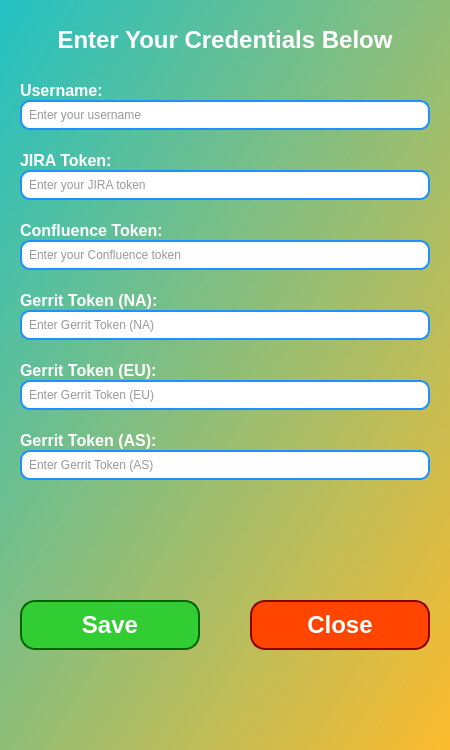
Before: the Qt Designer form settings.ui in nakkasoft/das-worklog, drawn with Qt 5.
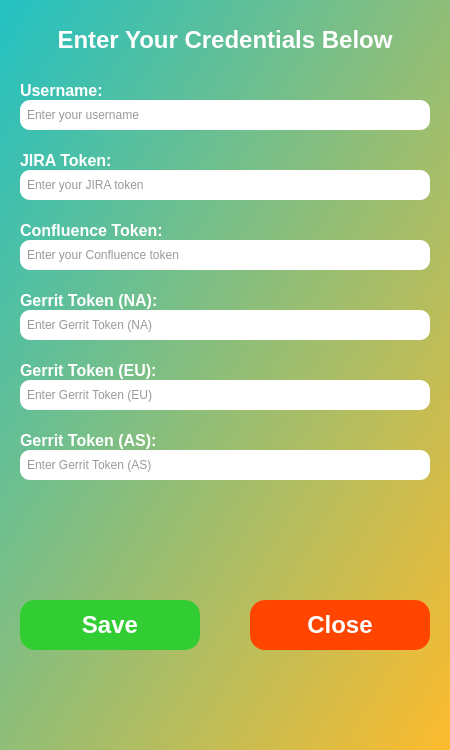
After: the same form once the commit is applied.

Patch:
```diff
--- a/settings.ui
+++ b/settings.ui
@@ -100,7 +100,7 @@
     <property name="styleSheet">
      <string notr="true">
        QLineEdit {
-         border: 2px solid #1e90ff;
+         border: none;
          border-radius: 10px;
          background-color: rgb(255, 255, 255);
          padding: 5px;
@@ -151,7 +151,7 @@
     <property name="styleSheet">
      <string notr="true">
        QLineEdit {
-         border: 2px solid #1e90ff;
+         border: none;
          border-radius: 10px;
          background-color: rgb(255, 255, 255);
          padding: 5px;
@@ -202,7 +202,7 @@
     <property name="styleSheet">
      <string notr="true">
        QLineEdit {
-         border: 2px solid #1e90ff;
+         border: none;
          border-radius: 10px;
          background-color: rgb(255, 255, 255);
          padding: 5px;
@@ -253,7 +253,7 @@
     <property name="styleSheet">
      <string notr="true">
        QLineEdit {
-         border: 2px solid #1e90ff;
+         border: none;
          border-radius: 10px;
          background-color: rgb(255, 255, 255);
          padding: 5px;
@@ -304,7 +304,7 @@
     <property name="styleSheet">
      <string notr="true">
        QLineEdit {
-         border: 2px solid #1e90ff;
+         border: none;
          border-radius: 10px;
          background-color: rgb(255, 255, 255);
          padding: 5px;
@@ -355,7 +355,7 @@
     <property name="styleSheet">
      <string notr="true">
        QLineEdit {
-         border: 2px solid #1e90ff;
+         border: none;
          border-radius: 10px;
          background-color: rgb(255, 255, 255);
          padding: 5px;
@@ -390,7 +390,7 @@
     <property name="styleSheet">
      <string notr="true">
        QPushButton {
-         border: 2px solid #006400;
+         border: none;
          background-color: #32cd32;
          border-radius: 15px;
          color: white;
@@ -430,7 +430,7 @@
     <property name="styleSheet">
      <string notr="true">
        QPushButton {
-         border: 2px solid #8b0000;
+         border: none;
          background-color: #ff4500;
          border-radius: 15px;
          color: white;
```
